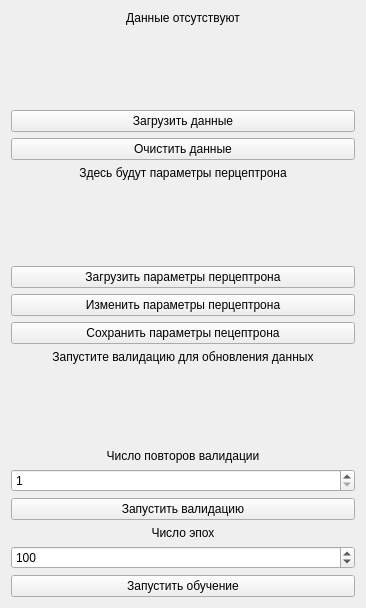
This is src/s21_app/ui/main_window.ui in UnWaDo/mlp as Qt 5 draws it before an edit. The edited form follows.
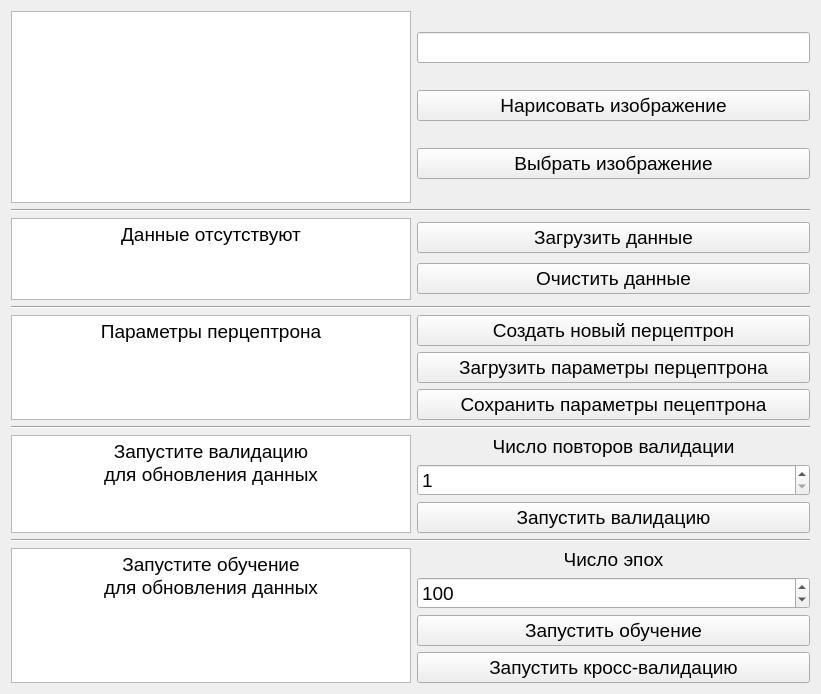
This is the edited form.

Patch:
```diff
--- a/src/s21_app/ui/main_window.ui
+++ b/src/s21_app/ui/main_window.ui
@@ -6,85 +6,240 @@
    <rect>
     <x>0</x>
     <y>0</y>
-    <width>366</width>
-    <height>608</height>
+    <width>821</width>
+    <height>694</height>
    </rect>
   </property>
+  <property name="font">
+   <font>
+    <pointsize>14</pointsize>
+   </font>
+  </property>
   <property name="windowTitle">
    <string>Нейронка))))</string>
   </property>
   <layout class="QVBoxLayout" name="verticalLayout">
    <item>
-    <widget class="QLabel" name="LabelDataDescription">
+    <layout class="QHBoxLayout" name="horizontalLayout_4">
+     <item>
+      <widget class="QGraphicsView" name="image_holder_">
+       <property name="sizePolicy">
+        <sizepolicy hsizetype="Minimum" vsizetype="Minimum">
+         <horstretch>0</horstretch>
+         <verstretch>0</verstretch>
+        </sizepolicy>
+       </property>
      <property name="minimumSize">
       <size>
-       <width>0</width>
-       <height>50</height>
-      </size>
-     </property>
-     <property name="text">
-      <string>Данные отсутствуют</string>
-     </property>
+         <width>400</width>
+         <height>0</height>
+        </size>
+       </property>
+       <property name="maximumSize">
+        <size>
+         <width>400</width>
+         <height>16777215</height>
+        </size>
+       </property>
+      </widget>
+     </item>
+     <item>
+      <layout class="QVBoxLayout" name="verticalLayout_6">
+       <item>
+        <widget class="QLineEdit" name="image_prediction_">
      <property name="alignment">
-      <set>Qt::AlignHCenter|Qt::AlignTop</set>
-     </property>
+          <set>Qt::AlignCenter</set>
+         </property>
+         <property name="readOnly">
+          <bool>true</bool>
+         </property>
     </widget>
    </item>
    <item>
-    <widget class="QPushButton" name="ButtonLoadData">
+        <widget class="QPushButton" name="draw_image_">
+         <property name="text">
+          <string>Нарисовать изображение</string>
+         </property>
+        </widget>
+       </item>
+       <item>
+        <widget class="QPushButton" name="select_image_">
+         <property name="text">
+          <string>Выбрать изображение</string>
+         </property>
+        </widget>
+       </item>
+      </layout>
+     </item>
+    </layout>
+   </item>
+   <item>
+    <widget class="Line" name="line">
+     <property name="orientation">
+      <enum>Qt::Horizontal</enum>
+     </property>
+    </widget>
+   </item>
+   <item>
+    <layout class="QHBoxLayout" name="horizontalLayout">
+     <item>
+      <widget class="QTextEdit" name="data_description_">
+       <property name="minimumSize">
+        <size>
+         <width>400</width>
+         <height>0</height>
+        </size>
+       </property>
+       <property name="maximumSize">
+        <size>
+         <width>400</width>
+         <height>16777215</height>
+        </size>
+       </property>
+       <property name="readOnly">
+        <bool>true</bool>
+       </property>
+       <property name="html">
+        <string>&lt;!DOCTYPE HTML PUBLIC &quot;-//W3C//DTD HTML 4.0//EN&quot; &quot;http://www.w3.org/TR/REC-html40/strict.dtd&quot;&gt;
+&lt;html&gt;&lt;head&gt;&lt;meta name=&quot;qrichtext&quot; content=&quot;1&quot; /&gt;&lt;style type=&quot;text/css&quot;&gt;
+p, li { white-space: pre-wrap; }
+&lt;/style&gt;&lt;/head&gt;&lt;body style=&quot; font-family:'Sans Serif'; font-size:14pt; font-weight:400; font-style:normal;&quot;&gt;
+&lt;p align=&quot;center&quot; style=&quot; margin-top:0px; margin-bottom:0px; margin-left:0px; margin-right:0px; -qt-block-indent:0; text-indent:0px;&quot;&gt;Данные отсутствуют&lt;/p&gt;&lt;/body&gt;&lt;/html&gt;</string>
+       </property>
+      </widget>
+     </item>
+     <item>
+      <layout class="QVBoxLayout" name="verticalLayout_3">
+       <item>
+        <widget class="QPushButton" name="load_data_">
+         <property name="sizePolicy">
+          <sizepolicy hsizetype="Minimum" vsizetype="Fixed">
+           <horstretch>0</horstretch>
+           <verstretch>0</verstretch>
+          </sizepolicy>
+         </property>
      <property name="text">
       <string>Загрузить данные</string>
      </property>
     </widget>
    </item>
    <item>
-    <widget class="QPushButton" name="ButtonCleanData">
+        <widget class="QPushButton" name="clean_data_">
+         <property name="sizePolicy">
+          <sizepolicy hsizetype="Minimum" vsizetype="Fixed">
+           <horstretch>0</horstretch>
+           <verstretch>0</verstretch>
+          </sizepolicy>
+         </property>
      <property name="text">
       <string>Очистить данные</string>
      </property>
     </widget>
    </item>
+      </layout>
+     </item>
+    </layout>
+   </item>
    <item>
-    <widget class="QLabel" name="LabelPerceptronDescription">
+    <widget class="Line" name="line_2">
+     <property name="orientation">
+      <enum>Qt::Horizontal</enum>
+     </property>
+    </widget>
+   </item>
+   <item>
+    <layout class="QHBoxLayout" name="horizontalLayout_2">
+     <item>
+      <widget class="QTextEdit" name="perceptron_description_">
+       <property name="minimumSize">
+        <size>
+         <width>400</width>
+         <height>0</height>
+        </size>
+       </property>
+       <property name="maximumSize">
+        <size>
+         <width>400</width>
+         <height>16777215</height>
+        </size>
+       </property>
+       <property name="readOnly">
+        <bool>true</bool>
+       </property>
+       <property name="html">
+        <string>&lt;!DOCTYPE HTML PUBLIC &quot;-//W3C//DTD HTML 4.0//EN&quot; &quot;http://www.w3.org/TR/REC-html40/strict.dtd&quot;&gt;
+&lt;html&gt;&lt;head&gt;&lt;meta name=&quot;qrichtext&quot; content=&quot;1&quot; /&gt;&lt;style type=&quot;text/css&quot;&gt;
+p, li { white-space: pre-wrap; }
+&lt;/style&gt;&lt;/head&gt;&lt;body style=&quot; font-family:'Sans Serif'; font-size:14pt; font-weight:400; font-style:normal;&quot;&gt;
+&lt;p align=&quot;center&quot; style=&quot; margin-top:0px; margin-bottom:0px; margin-left:0px; margin-right:0px; -qt-block-indent:0; text-indent:0px;&quot;&gt;Параметры перцептрона&lt;/p&gt;&lt;/body&gt;&lt;/html&gt;</string>
+       </property>
+      </widget>
+     </item>
+     <item>
+      <layout class="QVBoxLayout" name="verticalLayout_2">
+       <item>
+        <widget class="QPushButton" name="new_perceptron_">
      <property name="text">
-      <string>Здесь будут параметры перцептрона</string>
-     </property>
-     <property name="alignment">
-      <set>Qt::AlignHCenter|Qt::AlignTop</set>
+          <string>Cоздать новый перцептрон</string>
      </property>
     </widget>
    </item>
    <item>
-    <widget class="QPushButton" name="ButtonImportParameters">
+        <widget class="QPushButton" name="load_perceptron_">
      <property name="text">
       <string>Загрузить параметры перцептрона</string>
      </property>
     </widget>
    </item>
    <item>
-    <widget class="QPushButton" name="ButtonChangeParameters">
-     <property name="text">
-      <string>Изменить параметры перцептрона</string>
-     </property>
-    </widget>
-   </item>
-   <item>
-    <widget class="QPushButton" name="ButtonExportParameters">
+        <widget class="QPushButton" name="export_perceptron_">
      <property name="text">
       <string>Сохранить параметры пецептрона</string>
      </property>
     </widget>
    </item>
+      </layout>
+     </item>
+    </layout>
+   </item>
    <item>
-    <widget class="QLabel" name="LabelValidationDescription">
-     <property name="text">
-      <string>Запустите валидацию для обновления данных</string>
+    <widget class="Line" name="line_3">
+     <property name="orientation">
+      <enum>Qt::Horizontal</enum>
      </property>
-     <property name="alignment">
-      <set>Qt::AlignHCenter|Qt::AlignTop</set>
-     </property>
-    </widget>
-   </item>
+    </widget>
+   </item>
+   <item>
+    <layout class="QHBoxLayout" name="horizontalLayout_3">
+     <item>
+      <widget class="QTextEdit" name="validation_description_">
+       <property name="minimumSize">
+        <size>
+         <width>400</width>
+         <height>0</height>
+        </size>
+       </property>
+       <property name="maximumSize">
+        <size>
+         <width>400</width>
+         <height>16777215</height>
+        </size>
+       </property>
+       <property name="readOnly">
+        <bool>true</bool>
+       </property>
+       <property name="html">
+        <string>&lt;!DOCTYPE HTML PUBLIC &quot;-//W3C//DTD HTML 4.0//EN&quot; &quot;http://www.w3.org/TR/REC-html40/strict.dtd&quot;&gt;
+&lt;html&gt;&lt;head&gt;&lt;meta name=&quot;qrichtext&quot; content=&quot;1&quot; /&gt;&lt;style type=&quot;text/css&quot;&gt;
+p, li { white-space: pre-wrap; }
+&lt;/style&gt;&lt;/head&gt;&lt;body style=&quot; font-family:'Sans Serif'; font-size:14pt; font-weight:400; font-style:normal;&quot;&gt;
+&lt;p align=&quot;center&quot; style=&quot; margin-top:0px; margin-bottom:0px; margin-left:0px; margin-right:0px; -qt-block-indent:0; text-indent:0px;&quot;&gt;Запустите валидацию&lt;/p&gt;
+&lt;p align=&quot;center&quot; style=&quot; margin-top:0px; margin-bottom:0px; margin-left:0px; margin-right:0px; -qt-block-indent:0; text-indent:0px;&quot;&gt;для обновления данных&lt;/p&gt;&lt;/body&gt;&lt;/html&gt;</string>
+       </property>
+      </widget>
+     </item>
+     <item>
+      <layout class="QVBoxLayout" name="verticalLayout_4">
    <item>
     <widget class="QLabel" name="LabelValidation">
      <property name="sizePolicy">
@@ -105,7 +260,7 @@
     </widget>
    </item>
    <item>
-    <widget class="QSpinBox" name="SpinBoxValidationRepeats">
+        <widget class="QSpinBox" name="validation_repeats_">
      <property name="minimum">
       <number>1</number>
      </property>
@@ -121,12 +276,54 @@
     </widget>
    </item>
    <item>
-    <widget class="QPushButton" name="ButtonStartValidation">
+        <widget class="QPushButton" name="start_validation_">
      <property name="text">
       <string>Запустить валидацию</string>
      </property>
     </widget>
    </item>
+      </layout>
+     </item>
+    </layout>
+   </item>
+   <item>
+    <widget class="Line" name="line_4">
+     <property name="orientation">
+      <enum>Qt::Horizontal</enum>
+     </property>
+    </widget>
+   </item>
+   <item>
+    <layout class="QHBoxLayout" name="horizontalLayout_5">
+     <item>
+      <widget class="QTextEdit" name="training_description_">
+       <property name="minimumSize">
+        <size>
+         <width>400</width>
+         <height>0</height>
+        </size>
+       </property>
+       <property name="maximumSize">
+        <size>
+         <width>400</width>
+         <height>16777215</height>
+        </size>
+       </property>
+       <property name="readOnly">
+        <bool>true</bool>
+       </property>
+       <property name="html">
+        <string>&lt;!DOCTYPE HTML PUBLIC &quot;-//W3C//DTD HTML 4.0//EN&quot; &quot;http://www.w3.org/TR/REC-html40/strict.dtd&quot;&gt;
+&lt;html&gt;&lt;head&gt;&lt;meta name=&quot;qrichtext&quot; content=&quot;1&quot; /&gt;&lt;style type=&quot;text/css&quot;&gt;
+p, li { white-space: pre-wrap; }
+&lt;/style&gt;&lt;/head&gt;&lt;body style=&quot; font-family:'Sans Serif'; font-size:14pt; font-weight:400; font-style:normal;&quot;&gt;
+&lt;p align=&quot;center&quot; style=&quot; margin-top:0px; margin-bottom:0px; margin-left:0px; margin-right:0px; -qt-block-indent:0; text-indent:0px;&quot;&gt;Запустите обучение&lt;/p&gt;
+&lt;p align=&quot;center&quot; style=&quot; margin-top:0px; margin-bottom:0px; margin-left:0px; margin-right:0px; -qt-block-indent:0; text-indent:0px;&quot;&gt;для обновления данных&lt;/p&gt;&lt;/body&gt;&lt;/html&gt;</string>
+       </property>
+      </widget>
+     </item>
+     <item>
+      <layout class="QVBoxLayout" name="verticalLayout_8">
    <item>
     <widget class="QLabel" name="LabelTraining">
      <property name="sizePolicy">
@@ -144,7 +341,7 @@
     </widget>
    </item>
    <item>
-    <widget class="QSpinBox" name="SpinBoxTrainingEpochs">
+        <widget class="QSpinBox" name="training_epochs_">
      <property name="minimum">
       <number>1</number>
      </property>
@@ -166,11 +363,22 @@
     </widget>
    </item>
    <item>
-    <widget class="QPushButton" name="ButtonStartTraining">
+        <widget class="QPushButton" name="start_training_">
      <property name="text">
       <string>Запустить обучение</string>
      </property>
     </widget>
+       </item>
+       <item>
+        <widget class="QPushButton" name="start_cross_validation_">
+         <property name="text">
+          <string>Запустить кросс-валидацию</string>
+         </property>
+        </widget>
+       </item>
+      </layout>
+     </item>
+    </layout>
    </item>
   </layout>
  </widget>
```
Left out of the diff: 12 changed lines with no effect on the pictures. Lines whose indentation alone changed are shown as unchanged.
